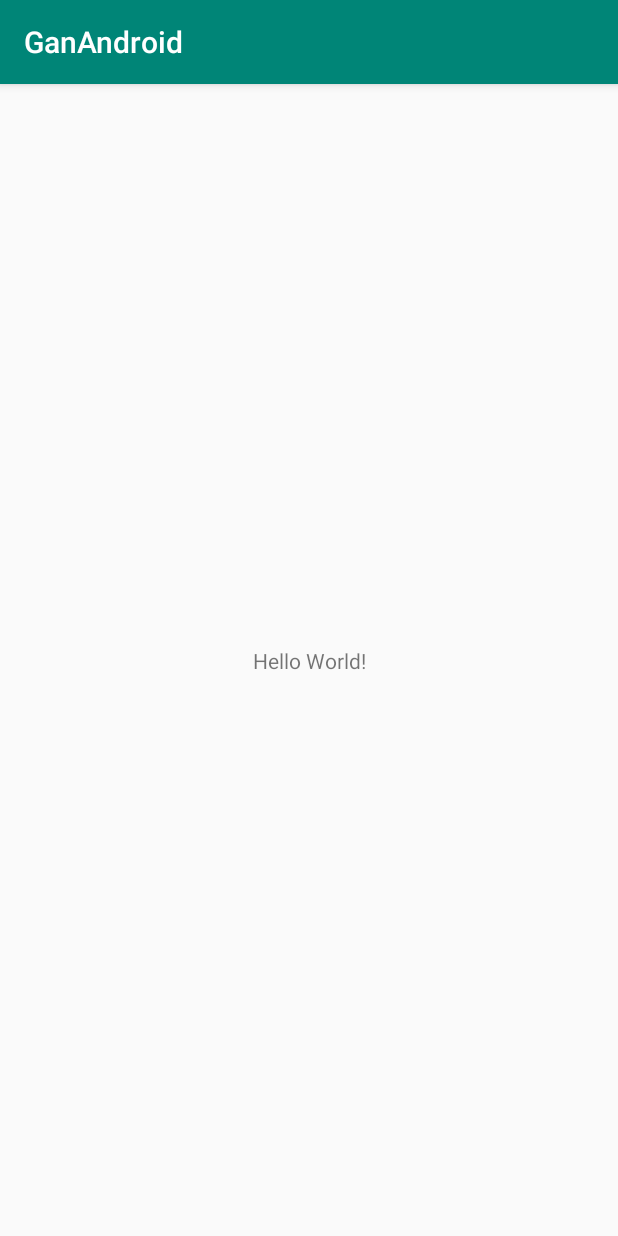
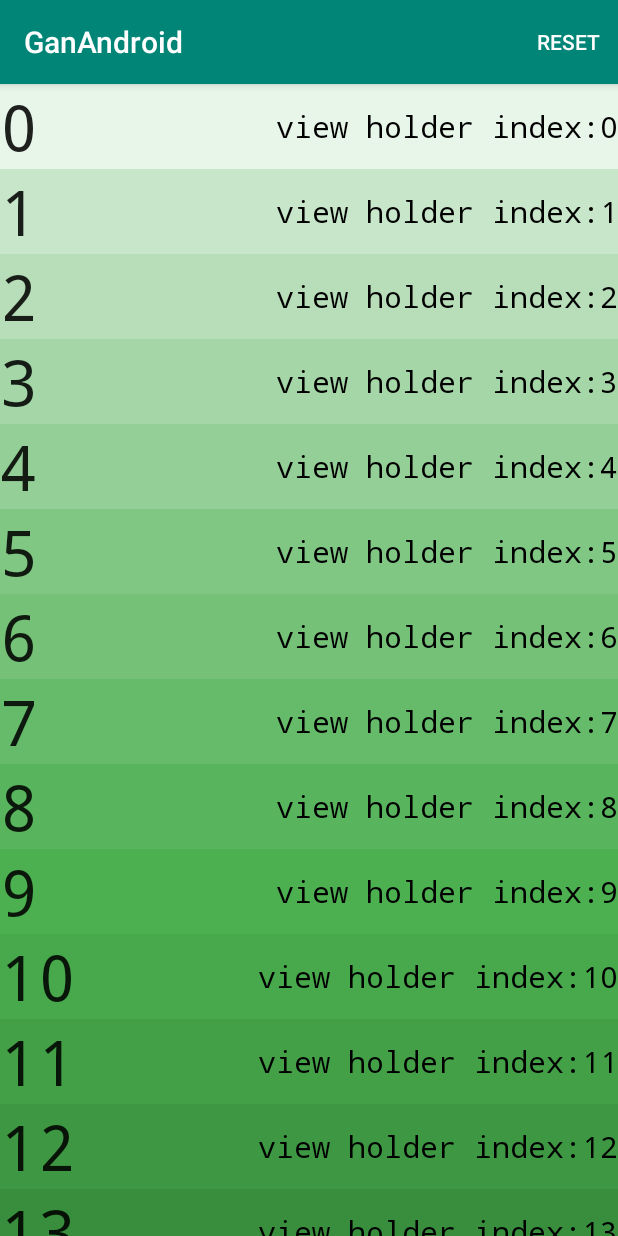
Before and after one commit to SimonWangChen/ganAndroid, an Android app: the screen it shows after launch (MainActivity), on a phone screen of 412 x 824 dp. Run offline under Robolectric (Android 15) with nearby library versions, the phone set to English and light mode, and no system bars.

Commit message:
Recycler view Adapter Holder Listener

```diff
--- a/app/build.gradle
+++ b/app/build.gradle
@@ -26,5 +26,8 @@ dependencies {
     testImplementation 'junit:junit:4.12'
     androidTestImplementation 'androidx.test:runner:1.2.0'
     androidTestImplementation 'androidx.test.espresso:espresso-core:3.2.0'
+    // todo: 1. add dependency
+    implementation 'androidx.recyclerview:recyclerview:1.0.0'
+
     implementation 'com.android.volley:volley:1.1.1'
 }
--- /dev/null
+++ b/app/src/main/java/com/proclassmates/ganandroid/ColorUtils.java
@@ -0,0 +1,94 @@
+/*
+ * Copyright (C) 2016 The Android Open Source Project
+ *
+ * Licensed under the Apache License, Version 2.0 (the "License");
+ * you may not use this file except in compliance with the License.
+ * You may obtain a copy of the License at
+ *
+ *      http://www.apache.org/licenses/LICENSE-2.0
+ *
+ * Unless required by applicable law or agreed to in writing, software
+ * distributed under the License is distributed on an "AS IS" BASIS,
+ * WITHOUT WARRANTIES OR CONDITIONS OF ANY KIND, either express or implied.
+ * See the License for the specific language governing permissions and
+ * limitations under the License.
+ */
+package com.proclassmates.ganandroid;
+
+import android.content.Context;
+import android.graphics.Color;
+
+import androidx.core.content.ContextCompat;
+
+/**
+ * ColorUtils is a class with one method, used to color the ViewHolders in
+ * the RecyclerView. I put in a separate class in an attempt to keep the
+ * code organized.
+ *
+ * We aren't going to go into detail about how this method works, but feel
+ * free to explore!
+ */
+public class ColorUtils {
+
+    /**
+     * This method returns the appropriate shade of green to form the gradient
+     * seen in the list, based off of the order in which the
+     * {@link com.proclassmates.ganandroid.GreenAdapter.NumberViewHolder}
+     * instance was created.
+     *
+     * This method is used to show how ViewHolders are recycled in a RecyclerView.
+     * At first, the colors will form a nice, consistent gradient. As the
+     * RecyclerView is scrolled, the
+     * {@link com.proclassmates.ganandroid.GreenAdapter.NumberViewHolder}'s will be
+     * recycled and the list will no longer appear as a consistent gradient.
+     *
+     * @param context     Context for getting colors
+     * @param instanceNum Order in which the calling ViewHolder was created
+     *
+     * @return A shade of green based off of when the calling ViewHolder
+     * was created.
+     */
+    public static int getViewHolderBackgroundColorFromInstance(Context context, int instanceNum) {
+        switch (instanceNum) {
+            case 0:
+                return ContextCompat.getColor(context, R.color.material50Green);
+            case 1:
+                return ContextCompat.getColor(context, R.color.material100Green);
+            case 2:
+                return ContextCompat.getColor(context, R.color.material150Green);
+            case 3:
+                return ContextCompat.getColor(context, R.color.material200Green);
+            case 4:
+                return ContextCompat.getColor(context, R.color.material250Green);
+            case 5:
+                return ContextCompat.getColor(context, R.color.material300Green);
+            case 6:
+                return ContextCompat.getColor(context, R.color.material350Green);
+            case 7:
+                return ContextCompat.getColor(context, R.color.material400Green);
+            case 8:
+                return ContextCompat.getColor(context, R.color.material450Green);
+            case 9:
+                return ContextCompat.getColor(context, R.color.material500Green);
+            case 10:
+                return ContextCompat.getColor(context, R.color.material550Green);
+            case 11:
+                return ContextCompat.getColor(context, R.color.material600Green);
+            case 12:
+                return ContextCompat.getColor(context, R.color.material650Green);
+            case 13:
+                return ContextCompat.getColor(context, R.color.material700Green);
+            case 14:
+                return ContextCompat.getColor(context, R.color.material750Green);
+            case 15:
+                return ContextCompat.getColor(context, R.color.material800Green);
+            case 16:
+                return ContextCompat.getColor(context, R.color.material850Green);
+            case 17:
+                return ContextCompat.getColor(context, R.color.material900Green);
+
+            default:
+                return Color.WHITE;
+        }
+    }
+}
--- /dev/null
+++ b/app/src/main/java/com/proclassmates/ganandroid/GreenAdapter.java
@@ -0,0 +1,89 @@
+package com.proclassmates.ganandroid;
+
+import android.content.Context;
+import android.view.LayoutInflater;
+import android.view.View;
+import android.view.ViewGroup;
+import android.widget.TextView;
+
+import androidx.annotation.NonNull;
+import androidx.recyclerview.widget.RecyclerView;
+
+import java.util.zip.Inflater;
+
+public class GreenAdapter extends RecyclerView.Adapter<GreenAdapter.NumberViewHolder> {
+    final private ListItemClickListener mlistItemClickListener;
+
+    int viewHolderCount;
+
+    int mNumberItems;
+
+    public GreenAdapter(ListItemClickListener listItemClickListener, int numberItems) {
+        this.mlistItemClickListener = listItemClickListener;
+        mNumberItems = numberItems;
+        viewHolderCount = 0;
+    }
+
+    public interface ListItemClickListener{
+        void onListItemClick(int index);
+    }
+
+    public class NumberViewHolder extends RecyclerView.ViewHolder implements View.OnClickListener{
+
+        TextView listItemNumberView;
+        TextView viewHolderIndex;
+
+        public NumberViewHolder(@NonNull View itemView) {
+            super(itemView);
+            listItemNumberView = itemView.findViewById(R.id.tv_item_num);
+            viewHolderIndex = itemView.findViewById(R.id.tv_view_holder_instance);
+            itemView.setOnClickListener(this);
+        }
+
+        @Override
+        public void onClick(View view) {
+            int clickedPosition = getAdapterPosition();
+            mlistItemClickListener.onListItemClick(clickedPosition);
+        }
+
+        void bind(int position){
+            listItemNumberView.setText(String.valueOf(position));
+        }
+    }
+
+    @NonNull
+    @Override
+    public NumberViewHolder onCreateViewHolder(@NonNull ViewGroup parent, int viewType) {
+        NumberViewHolder numberViewHolder;
+        Context recyclerViewContext = parent.getContext();
+        LayoutInflater layoutInflater = LayoutInflater.from(recyclerViewContext);
+
+        int layoutIdForHolder = R.layout.num_list_item;
+
+        boolean shouldAttachToParentImmediately = false;
+
+        View recyclerView = layoutInflater.inflate(layoutIdForHolder, parent, shouldAttachToParentImmediately);
+
+        numberViewHolder = new NumberViewHolder(recyclerView);
+
+        numberViewHolder.viewHolderIndex.setText("view holder index:" + viewHolderCount);
+
+        int backgroundColorForViewHolder = ColorUtils
+                .getViewHolderBackgroundColorFromInstance(recyclerViewContext, viewHolderCount);
+        numberViewHolder.itemView.setBackgroundColor(backgroundColorForViewHolder);
+
+        viewHolderCount++;
+
+        return numberViewHolder;
+    }
+
+    @Override
+    public void onBindViewHolder(@NonNull NumberViewHolder holder, int position) {
+        holder.bind(position);
+    }
+
+    @Override
+    public int getItemCount() {
+        return mNumberItems;
+    }
+}
--- a/app/src/main/java/com/proclassmates/ganandroid/MainActivity.java
+++ b/app/src/main/java/com/proclassmates/ganandroid/MainActivity.java
@@ -1,14 +1,59 @@
 package com.proclassmates.ganandroid;
 
+import androidx.annotation.NonNull;
 import androidx.appcompat.app.AppCompatActivity;
+import androidx.recyclerview.widget.LinearLayoutManager;
+import androidx.recyclerview.widget.RecyclerView;
 
 import android.os.Bundle;
+import android.view.Menu;
+import android.view.MenuItem;
+import android.widget.Toast;
 
-public class MainActivity extends AppCompatActivity {
+public class MainActivity extends AppCompatActivity implements GreenAdapter.ListItemClickListener{
+    private static final int NUM_LIST_ITEMS = 100;
+
+    GreenAdapter mGreenAdapter;
+    RecyclerView mRecyclerView;
 
     @Override
     protected void onCreate(Bundle savedInstanceState) {
         super.onCreate(savedInstanceState);
         setContentView(R.layout.activity_main);
+
+        mRecyclerView = findViewById(R.id.rv_numbers);
+
+        mRecyclerView.setLayoutManager(new LinearLayoutManager(this));
+
+        mRecyclerView.setHasFixedSize(true);
+
+        mGreenAdapter = new GreenAdapter(this, NUM_LIST_ITEMS);
+
+        mRecyclerView.setAdapter(mGreenAdapter);
+    }
+
+    @Override
+    public void onListItemClick(int index) {
+        Toast.makeText(this, "item: " + index + "clicked!", Toast.LENGTH_SHORT).show();
+    }
+
+    @Override
+    public boolean onCreateOptionsMenu(Menu menu) {
+        getMenuInflater().inflate(R.menu.refresh, menu);
+        return true;
+    }
+
+    @Override
+    public boolean onOptionsItemSelected(@NonNull MenuItem item) {
+        int itemId = item.getItemId();
+
+        switch (itemId){
+            case(R.menu.refresh):
+                mGreenAdapter = new GreenAdapter(this, NUM_LIST_ITEMS);
+                mRecyclerView.setAdapter(mGreenAdapter);
+                return true;
+        }
+
+        return super.onOptionsItemSelected(item);
     }
 }
--- a/app/src/main/res/layout/activity_main.xml
+++ b/app/src/main/res/layout/activity_main.xml
@@ -1,18 +1,11 @@
 <?xml version="1.0" encoding="utf-8"?>
-<androidx.constraintlayout.widget.ConstraintLayout xmlns:android="http://schemas.android.com/apk/res/android"
-    xmlns:app="http://schemas.android.com/apk/res-auto"
-    xmlns:tools="http://schemas.android.com/tools"
+<FrameLayout
+    xmlns:android="http://schemas.android.com/apk/res/android"
     android:layout_width="match_parent"
-    android:layout_height="match_parent"
-    tools:context=".MainActivity">
+    android:layout_height="match_parent">
 
-    <TextView
-        android:layout_width="wrap_content"
-        android:layout_height="wrap_content"
-        android:text="Hello World!"
-        app:layout_constraintBottom_toBottomOf="parent"
-        app:layout_constraintLeft_toLeftOf="parent"
-        app:layout_constraintRight_toRightOf="parent"
-        app:layout_constraintTop_toTopOf="parent" />
-
-</androidx.constraintlayout.widget.ConstraintLayout>
+    <androidx.recyclerview.widget.RecyclerView
+        android:id="@+id/rv_numbers"
+        android:layout_width="match_parent"
+        android:layout_height="match_parent"/>
+</FrameLayout>
--- /dev/null
+++ b/app/src/main/res/layout/num_list_item.xml
@@ -0,0 +1,25 @@
+<?xml version="1.0" encoding="utf-8"?>
+<FrameLayout xmlns:android="http://schemas.android.com/apk/res/android"
+    android:layout_width="match_parent"
+    android:layout_height="wrap_content">
+
+    <TextView
+        android:id="@+id/tv_item_num"
+        style="@style/TextAppearance.AppCompat.Title"
+        android:layout_width="wrap_content"
+        android:layout_height="wrap_content"
+        android:layout_gravity="center_vertical|start"
+        android:fontFamily="monospace"
+        android:text="#42"
+        android:textSize="42sp" />
+
+    <TextView
+        android:id="@+id/tv_view_holder_instance"
+        style="@style/TextAppearance.AppCompat.Title"
+        android:layout_width="wrap_content"
+        android:layout_height="wrap_content"
+        android:layout_gravity="center_vertical|end"
+        android:fontFamily="monospace"
+        android:text="view holder"
+        android:textColor="#000" />
+</FrameLayout>
--- /dev/null
+++ b/app/src/main/res/menu/refresh.xml
@@ -0,0 +1,9 @@
+<?xml version="1.0" encoding="utf-8"?>
+<menu xmlns:android="http://schemas.android.com/apk/res/android"
+    xmlns:app="http://schemas.android.com/apk/res-auto">
+    <item
+        android:id="@+id/action_refresh"
+        android:orderInCategory="1"
+        android:title="@string/action_reset"
+        app:showAsAction="ifRoom"/>
+</menu>
--- a/app/src/main/res/values/colors.xml
+++ b/app/src/main/res/values/colors.xml
@@ -3,4 +3,23 @@
     <color name="colorPrimary">#008577</color>
     <color name="colorPrimaryDark">#00574B</color>
     <color name="colorAccent">#D81B60</color>
+
+    <color name="material50Green">#E8F5E9</color>
+    <color name="material100Green">#C8E6C9</color>
+    <color name="material150Green">#B7DEB8</color>
+    <color name="material200Green">#A5D6A7</color>
+    <color name="material250Green">#93CF96</color>
+    <color name="material300Green">#81C784</color>
+    <color name="material350Green">#74C177</color>
+    <color name="material400Green">#66BB6A</color>
+    <color name="material450Green">#59B55D</color>
+    <color name="material500Green">#4CAF50</color>
+    <color name="material550Green">#48A84C</color>
+    <color name="material600Green">#43A047</color>
+    <color name="material650Green">#3E9742</color>
+    <color name="material700Green">#388E3C</color>
+    <color name="material750Green">#338637</color>
+    <color name="material800Green">#2E7D32</color>
+    <color name="material850Green">#256E29</color>
+    <color name="material900Green">#1B5E20</color>
 </resources>
--- a/app/src/main/res/values/strings.xml
+++ b/app/src/main/res/values/strings.xml
@@ -1,3 +1,4 @@
 <resources>
     <string name="app_name">GanAndroid</string>
+    <string name="action_reset">Reset</string>
 </resources>
```
